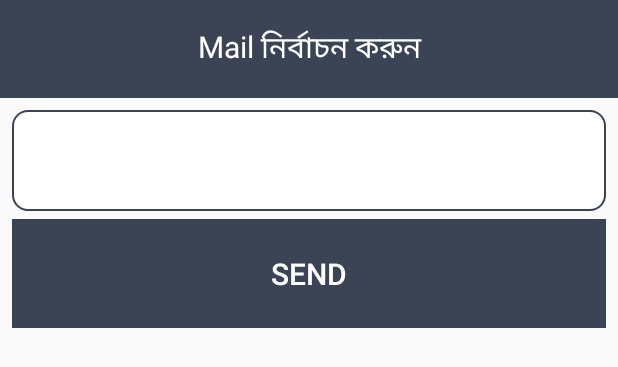
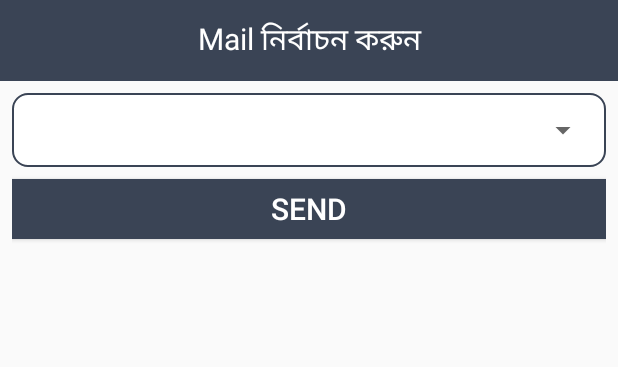
Before and after one commit to jihanislam007/Office-Reportings, an Android app: the layout popup_details_mail_sender_layout.xml on its own in the app's theme, with its tools: preview values and no code run, on a phone screen of 412 x 824 dp. Shown: the top 367 px of the screen. Run offline under Robolectric (Android 15) with nearby library versions, the phone set to English and light mode, and no system bars.

```diff
--- a/app/src/main/res/layout/popup_details_mail_sender_layout.xml
+++ b/app/src/main/res/layout/popup_details_mail_sender_layout.xml
@@ -3,13 +3,13 @@
     xmlns:app="http://schemas.android.com/apk/res-auto"
     xmlns:tools="http://schemas.android.com/tools"
     android:layout_width="match_parent"
-    android:layout_height="250dp"
+    android:layout_height="180dp"
     tools:context="md.mazharul.islam.jihan.reportings.Activity.SettingsActivity"
     android:orientation="vertical">
 
     <LinearLayout
         android:layout_width="match_parent"
-        android:layout_height="45dp"
+        android:layout_height="40dp"
         android:layout_weight="1"
         android:background="@color/loginBackground">
 
@@ -28,7 +28,6 @@
         android:layout_width="match_parent"
         android:layout_height="0dp"
         android:layout_weight="9"
-        android:weightSum="3"
         android:orientation="vertical"
         android:padding="8dp">
 
@@ -36,35 +35,33 @@
         <LinearLayout
             android:layout_width="match_parent"
             android:layout_height="wrap_content"
-                android:layout_weight="1"
-                android:paddingBottom="5dp"
-                android:minHeight="50dp">
+            android:minHeight="40dp"
+            android:background="@drawable/ractangular_border">
 
             <Spinner
                 android:id="@+id/MailChoiceSpinner"
                 android:layout_width="match_parent"
                 android:layout_height="match_parent"
-                    android:background="@drawable/ractangular_border"></Spinner>
+                android:minHeight="40dp"></Spinner>
 
         </LinearLayout>
 
-            <LinearLayout
-                android:layout_width="match_parent"
-                android:layout_height="wrap_content"
-                android:layout_weight="1"
-                android:minHeight="50dp">
+
+
 
                 <Button
                     android:id="@+id/EmailAddButton"
                     android:layout_width="match_parent"
-                    android:layout_height="match_parent"
+                    android:layout_height="wrap_content"
                     android:text="Send"
                     android:textSize="20sp"
                     android:background="@color/loginBackground"
-                    android:textColor="#FFFFFF"/>
+                    android:textColor="#FFFFFF"
+                    android:minHeight="40dp"
+                    android:layout_marginTop="8dp"/>
+
+
 
         </LinearLayout>
 
 </LinearLayout>
-
-</LinearLayout>
```
Also changed, not shown: app/src/main/java/md/mazharul/islam/jihan/reportings/Activity/ReporterActivity.java (+16 -0 lines), app/src/main/res/layout/popup_layout_central_message_get.xml (+6 -4 lines). Lines whose indentation alone changed are shown as unchanged.
